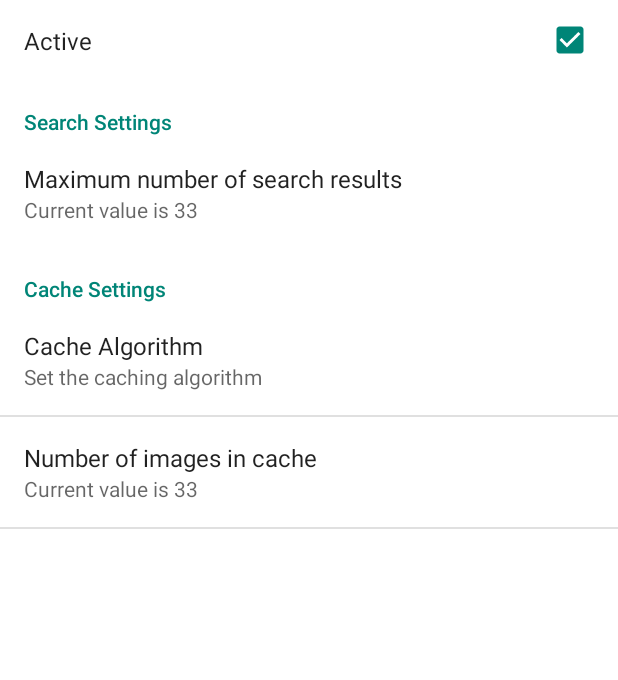
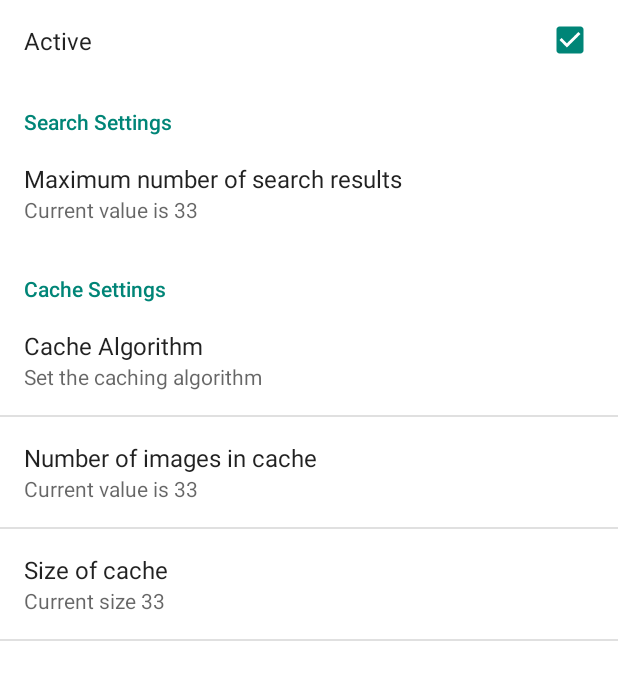
Before and after one commit to mrisney/spotify-android, an Android app: the SettingsActivity screen opened directly, with no data from a screen before it, after a tap on "Active", on a phone screen of 412 x 824 dp. Shown: the top 680 px of the screen. Run offline under Robolectric (Android 15) with nearby library versions, the phone set to English and light mode, and no system bars.

Commit message:
updates to settings

```diff
--- a/app/src/main/java/org/risney/spotify/SettingsActivity.java
+++ b/app/src/main/java/org/risney/spotify/SettingsActivity.java
@@ -30,6 +30,7 @@ public class SettingsActivity extends PreferenceActivity {
 
         private SliderBarPreference maxSearchResultsPref;
         private SliderBarPreference maxCacheImagesPref;
+        private SliderBarPreference maxCacheSizePref;
 
 
         @Override
@@ -43,6 +44,8 @@ public class SettingsActivity extends PreferenceActivity {
             // Get widgets :
             maxSearchResultsPref = (SliderBarPreference) this.findPreference("MAX_SEARCH_RESULTS");
             maxCacheImagesPref = (SliderBarPreference) this.findPreference("MAX_CACHE_IMAGES");
+            maxCacheSizePref  = (SliderBarPreference) this.findPreference("MAX_CACHE_SIZE");
+
 
             // Set listener :
             getPreferenceScreen().getSharedPreferences().registerOnSharedPreferenceChangeListener(this);
@@ -54,6 +57,10 @@ public class SettingsActivity extends PreferenceActivity {
             // Set maximum cache images :
             int maxCacheImages = PreferenceManager.getDefaultSharedPreferences(this.getActivity()).getInt("MAX_CACHE_IMAGES", 33);
             maxCacheImagesPref.setSummary(this.getString(R.string.number_of_images_summary).replace("$2", "" + maxCacheImages));
+
+            // Set maximum cache size :
+            int maxCacheSize = PreferenceManager.getDefaultSharedPreferences(this.getActivity()).getInt("MAX_CACHE_SIZE", 33);
+            maxCacheSizePref.setSummary(this.getString(R.string.size_of_cache_summary).replace("$3", "" + maxCacheSize));
 
         }
 
@@ -68,6 +75,11 @@ public class SettingsActivity extends PreferenceActivity {
             int maxCacheImages = PreferenceManager.getDefaultSharedPreferences(this.getActivity()).getInt("MAX_CACHE_IMAGES", 33);
             maxCacheImagesPref.setSummary(this.getString(R.string.number_of_images_summary).replace("$2", "" + maxCacheImages));
 
+            // Set maximum cache size :
+            int maxCacheSize = PreferenceManager.getDefaultSharedPreferences(this.getActivity()).getInt("MAX_CACHE_SIZE", 33);
+            maxCacheSizePref.setSummary(this.getString(R.string.size_of_cache_summary).replace("$3", "" + maxCacheSize));
+
+
         }
     }
 }
--- a/app/src/main/res/layout/fragment_main.xml
+++ /dev/null
@@ -1,5 +0,0 @@
-<?xml version="1.0" encoding="utf-8"?>
-<LinearLayout xmlns:android="http://schemas.android.com/apk/res/android"
-    android:orientation="vertical" android:layout_width="match_parent"
-    android:layout_height="match_parent">
-</LinearLayout>
--- a/app/src/main/res/xml/preferences.xml
+++ b/app/src/main/res/xml/preferences.xml
@@ -3,29 +3,39 @@
     <CheckBoxPreference
         android:key="active"
         android:title="Active" />
+
     <PreferenceCategory android:title="@string/pref_search_settings">
         <org.risney.spotify.SliderBarPreference
-            android:defaultValue="33"
+            android:title="@string/max_search_results"
+            android:summary="@string/max_search_results_summary"
+            android:key="MAX_SEARCH_RESULTS"
             android:max="100"
-            android:key="MAX_SEARCH_RESULTS"
-            android:summary="@string/max_search_results_summary"
-            android:title="@string/max_search_results" />
+            android:defaultValue="33" />
     </PreferenceCategory>
 
     <PreferenceCategory android:title="@string/pref_cache_settings">
         <ListPreference
+            android:title="@string/cache_algorithm"
+            android:summary="@string/cache_algorithm_summary"
+            android:key="EVICTION_POLICY"
             android:entries="@array/evictionAlgorithm"
             android:entryValues="@array/evictionAlgorithmValues"
-            android:key="prefEvictionAlgorithm"
-            android:summary="@string/cache_algorithm_summary"
-            android:title="@string/cache_algorithm" />
+            android:defaultValue="LRU" />
 
         <org.risney.spotify.SliderBarPreference
-            android:defaultValue="33"
-            android:max="100"
+            android:title="@string/number_of_images"
+            android:summary="@string/number_of_images_summary"
             android:key="MAX_CACHE_IMAGES"
-            android:summary="@string/number_of_images_summary"
-            android:title="@string/number_of_images" />
+            android:max="75"
+            android:defaultValue="33" />
+
+        <org.risney.spotify.SliderBarPreference
+            android:title="@string/size_of_cache"
+            android:summary="@string/size_of_cache_summary"
+            android:key="MAX_CACHE_SIZE"
+            android:max="75"
+            android:defaultValue="33" />
+
     </PreferenceCategory>
 
 </PreferenceScreen>
```
Also changed, not shown: app/src/main/res/values/strings.xml (+4 -11 lines).
